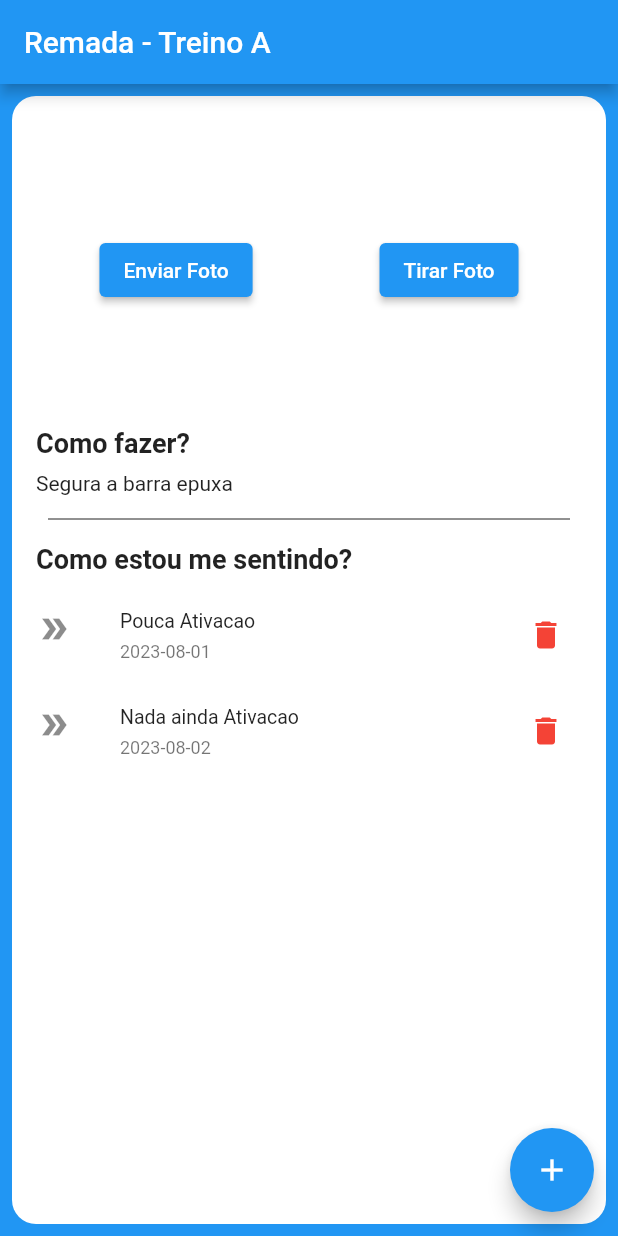
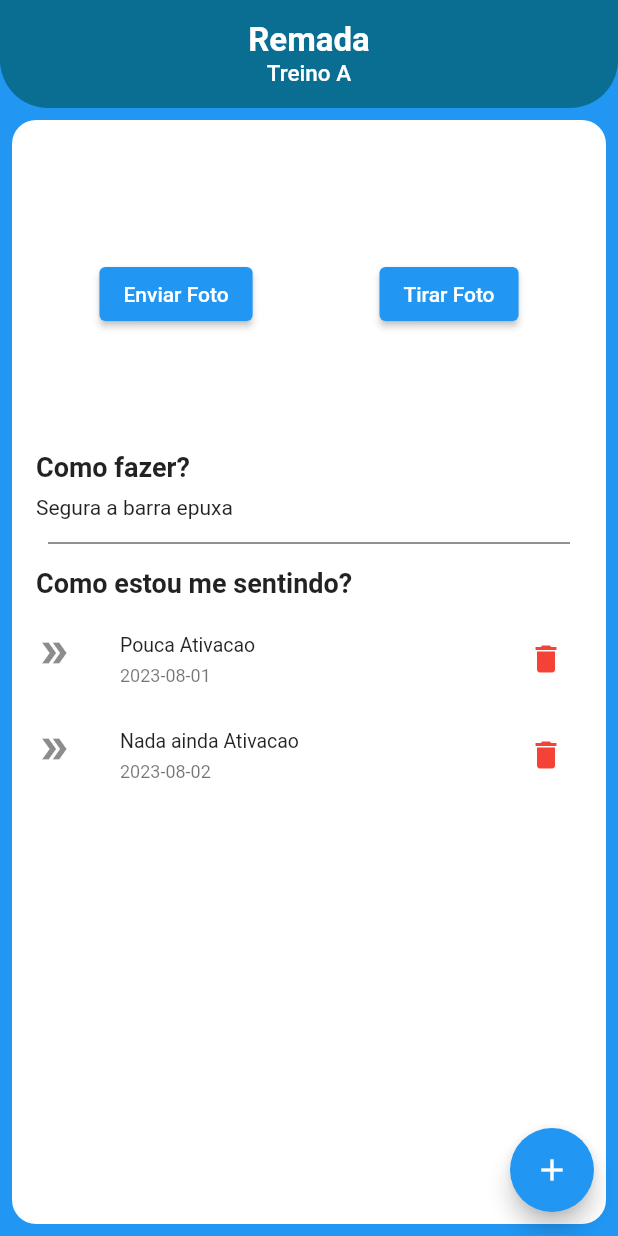
Before and after one commit to HudsonRAlves/meus_exercicios_academia, a Flutter app: the screen it shows after launch, on a phone screen of 412 x 824 dp. Run offline on Flutter 3.47's test engine with Material 2 defaults, Android fonts, the phone set to English and light mode, and no system bars.

Commit message:
:lipstick: feat: estilização appbar

```diff
--- a/lib/telas/exercicio_tela.dart
+++ b/lib/telas/exercicio_tela.dart
@@ -30,7 +30,26 @@
     return Scaffold(
       backgroundColor: Colors.blue,
       appBar: AppBar(
-          title: Text("${exercicioModel.nome} - ${exercicioModel.treino}")),
+        title: Column(
+          children: [
+            Text(
+              exercicioModel.nome,
+              style: TextStyle(fontWeight: FontWeight.bold, fontSize: 22),
+            ),
+            Text(
+              exercicioModel.treino,
+              style: TextStyle(fontSize: 15),
+            )
+          ],
+        ),
+        centerTitle: true,
+        backgroundColor: const Color(0xFF0A6D92),
+        elevation: 0,
+        toolbarHeight: 72,
+        shape: const RoundedRectangleBorder(
+          borderRadius: BorderRadius.vertical(bottom: Radius.circular(32)),
+        ),
+      ),
       floatingActionButton: FloatingActionButton(
         onPressed: () {
           print('Foi Clicado');
```
